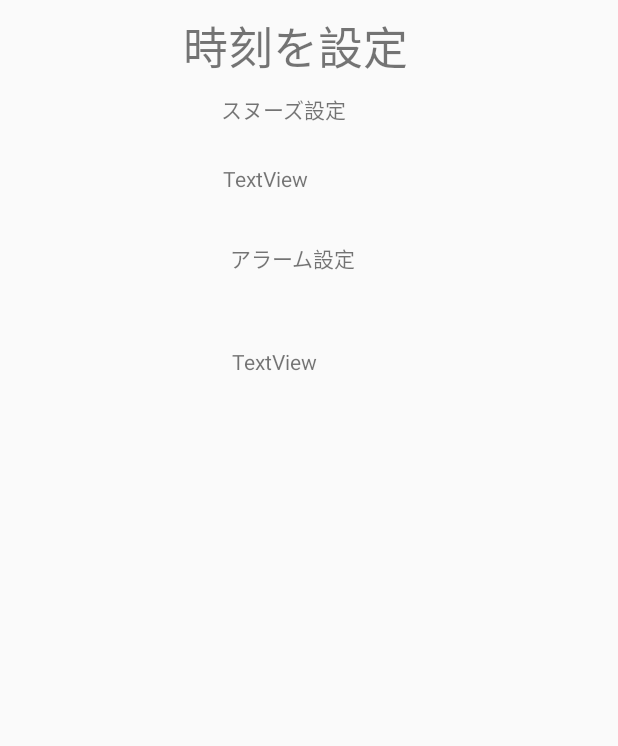
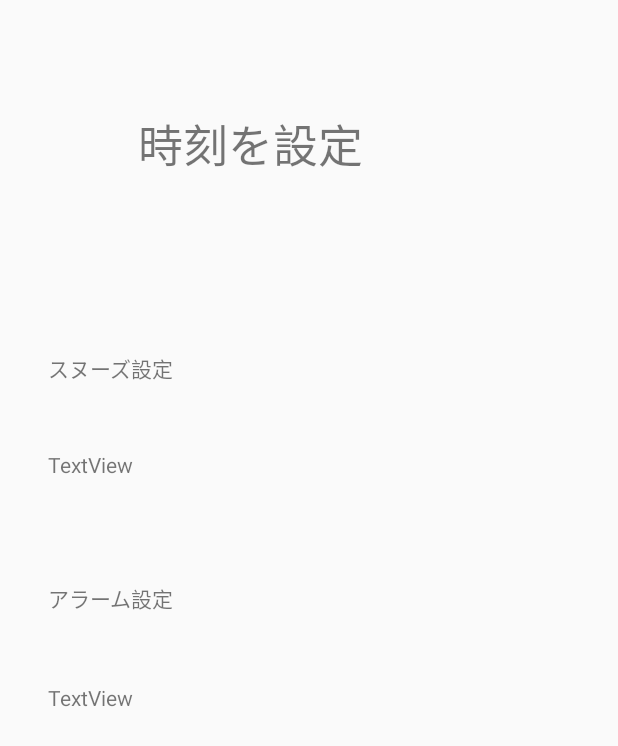
Before and after one commit to haino357/AlarmApplication2, an Android app: the layout activity_alarm_edit.xml on its own in the app's theme, with its tools: preview values and no code run, on a phone screen of 412 x 824 dp. Shown: the top 746 px of the screen. Run offline under Robolectric (Android 15) with nearby library versions, the phone set to English and light mode, and no system bars.

Commit message:
05/22(水)

```diff
--- a/app/build.gradle
+++ b/app/build.gradle
@@ -36,4 +36,5 @@ dependencies {
     testImplementation 'junit:junit:4.12'
     androidTestImplementation 'com.android.support.test:runner:1.0.2'
     androidTestImplementation 'com.android.support.test.espresso:espresso-core:3.0.2'
+    implementation 'com.android.support:mediarouter-v7:28.0.0'
 }
--- a/app/src/main/java/com/websarva/wings/android/alarmapplication2/Alarm.kt
+++ b/app/src/main/java/com/websarva/wings/android/alarmapplication2/Alarm.kt
@@ -7,4 +7,6 @@ open class Alarm : RealmObject(){
     @PrimaryKey
     var id : Long = 0
     var time : String = ""
+    var snooze : String = ""
+    var alarm : String = ""
 }
--- a/app/src/main/res/layout/activity_alarm_edit.xml
+++ b/app/src/main/res/layout/activity_alarm_edit.xml
@@ -9,36 +9,42 @@
 
     <TextView
             android:layout_width="168dp"
-            android:layout_height="46dp"
-            app:layout_constraintStart_toStartOf="parent" app:layout_constraintEnd_toEndOf="parent"
-            android:id="@+id/timeText" android:layout_marginTop="8dp" app:layout_constraintTop_toTopOf="parent"
-            android:textSize="30sp" android:text="時刻を設定"/>
+            android:layout_height="59dp"
+            android:id="@+id/timeText"
+            android:textSize="30sp" android:text="時刻を設定"
+            android:layout_marginTop="39dp"
+            android:layout_marginBottom="67dp" app:layout_constraintBottom_toTopOf="@+id/textView2"
+            app:layout_constraintTop_toTopOf="parent" app:layout_constraintStart_toStartOf="parent"
+            android:layout_marginLeft="92dp" android:layout_marginStart="92dp"/>
     <TextView
             android:text="@string/snoozeSet"
-            android:layout_width="118dp"
-            android:layout_height="39dp"
-            app:layout_constraintStart_toStartOf="parent" app:layout_constraintEnd_toEndOf="parent"
-            android:id="@+id/textView2" android:layout_marginTop="8dp"
-            app:layout_constraintTop_toBottomOf="@+id/timeText"/>
+            android:layout_width="100dp"
+            android:layout_height="19dp"
+            android:id="@+id/textView2"
+            app:layout_constraintStart_toStartOf="parent" android:layout_marginLeft="32dp"
+            android:layout_marginStart="32dp" app:layout_constraintTop_toBottomOf="@+id/timeText"
+            android:layout_marginBottom="12dp" app:layout_constraintBottom_toTopOf="@+id/snoozeText"/>
     <TextView
             android:text="TextView"
-            android:layout_width="115dp"
-            android:layout_height="44dp"
-            app:layout_constraintStart_toStartOf="parent" app:layout_constraintEnd_toEndOf="parent"
-            android:id="@+id/textView3" android:layout_marginTop="8dp"
-            app:layout_constraintTop_toBottomOf="@+id/textView2"/>
+            android:layout_width="300dp"
+            android:layout_height="26dp"
+            android:id="@+id/snoozeText"
+            app:layout_constraintStart_toStartOf="@+id/textView2" app:layout_constraintTop_toBottomOf="@+id/textView2"
+            android:layout_marginBottom="28dp" app:layout_constraintBottom_toTopOf="@+id/textView"/>
+
+    <TextView
+            android:text="TextView"
+            android:layout_width="294dp"
+            android:layout_height="19dp"
+            android:id="@+id/alarmText"
+            app:layout_constraintStart_toStartOf="@+id/textView" app:layout_constraintBottom_toBottomOf="parent"
+            app:layout_constraintTop_toBottomOf="@+id/textView" android:layout_marginBottom="315dp"/>
     <TextView
             android:text="@string/alarmSet"
-            android:layout_width="105dp"
-            android:layout_height="34dp"
-            app:layout_constraintStart_toStartOf="parent" app:layout_constraintEnd_toEndOf="parent"
-            android:id="@+id/textView4" android:layout_marginTop="8dp"
-            app:layout_constraintTop_toBottomOf="@+id/textView3"/>
-    <TextView
-            android:text="TextView"
-            android:layout_width="103dp"
-            android:layout_height="38dp"
-            app:layout_constraintStart_toStartOf="parent" app:layout_constraintEnd_toEndOf="parent"
-            android:id="@+id/textView5" android:layout_marginTop="36dp"
-            app:layout_constraintTop_toBottomOf="@+id/textView4"/>
+            android:layout_width="95dp"
+            android:layout_height="21dp"
+            android:id="@+id/textView"
+            app:layout_constraintStart_toStartOf="parent" android:layout_marginLeft="32dp"
+            android:layout_marginStart="32dp" app:layout_constraintTop_toBottomOf="@+id/snoozeText"
+            android:layout_marginBottom="11dp" app:layout_constraintBottom_toTopOf="@+id/alarmText"/>
 </android.support.constraint.ConstraintLayout>
```
Also changed, not shown: app/src/main/AndroidManifest.xml (+5 -2 lines), app/src/main/java/com/websarva/wings/android/alarmapplication2/AlarmEditActivity.kt (+122 -1 lines), app/src/main/java/com/websarva/wings/android/alarmapplication2/Dialogs.kt (+21 -2 lines), app/src/main/java/com/websarva/wings/android/alarmapplication2/HomeActivity.kt (added, +44 -0 lines), app/src/main/java/com/websarva/wings/android/alarmapplication2/MainActivity.kt (+23 -19 lines), app/src/main/res/layout/activity_home.xml (added, +34 -0 lines), app/src/main/res/menu/main.xml (added, +7 -0 lines), app/src/main/res/menu/menu_main.xml (deleted, +0 -9 lines).
